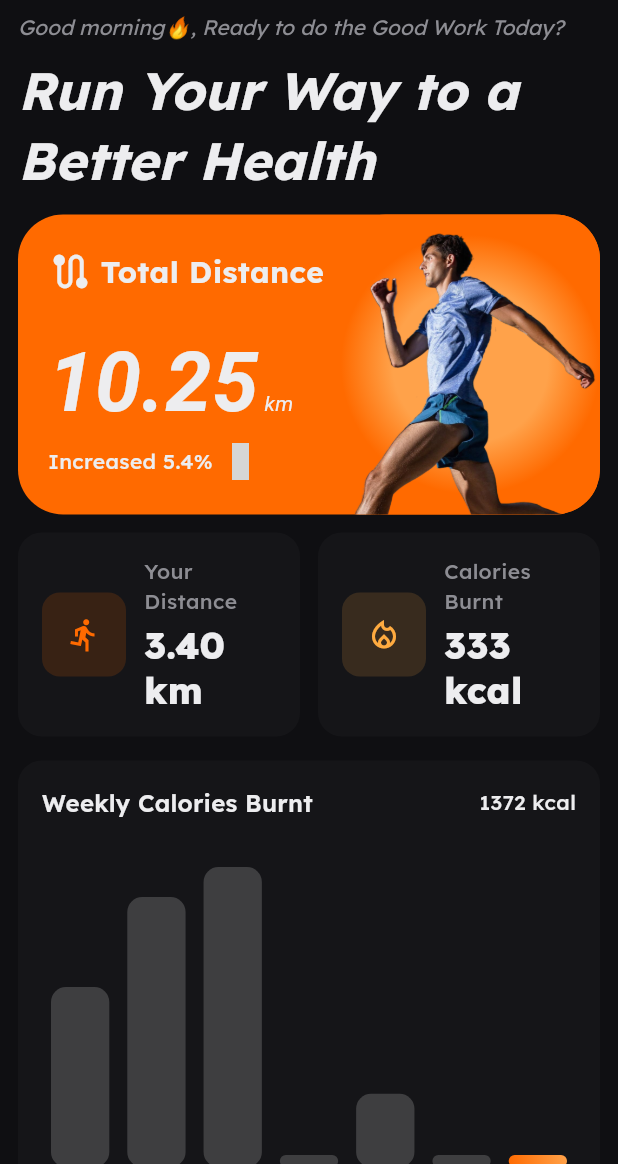
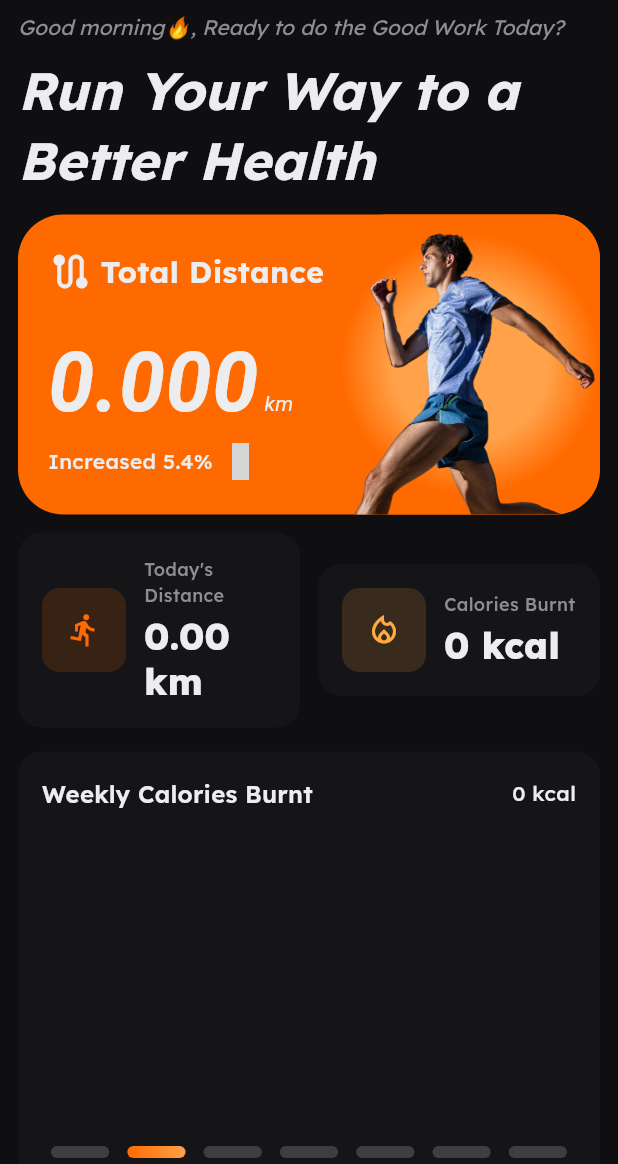
Before and after one commit to Ap00rvx/pacemate, a Flutter app: the ActivityPage screen opened directly, on a phone screen of 412 x 824 dp, the part 72-1236 px from its top. Run offline on Flutter 3.47's test engine with Material 3 defaults, Android fonts, the phone set to English and light mode, and no system bars; our stand-ins replace bloc, dio, equatable, firebase_auth, firebase_core, flutter_bloc and 9 more; accounts and stored records are empty; network calls fail; statements that could not run were skipped; grey boxes are pictures that could not be loaded.

Commit message:
activity tab implementation

```diff
--- a/lib/features/home/presentation/screens/tabs/activity_page.dart
+++ b/lib/features/home/presentation/screens/tabs/activity_page.dart
@@ -1,11 +1,34 @@
 import 'package:flutter/material.dart';
+import 'package:flutter_bloc/flutter_bloc.dart';
 import 'package:pacemate/core/widgets/logo_place.dart';
+import 'package:pacemate/features/activities/presentation/bloc/activity_bloc.dart';
+import 'package:pacemate/features/auth/presentation/bloc/auth_bloc.dart';
 import 'package:pacemate/features/home/presentation/widgets/activity_button.dart';
 import 'package:pacemate/features/home/presentation/widgets/daily_count_section.dart';
 import 'package:pacemate/features/home/presentation/widgets/header.dart';
 
-class ActivityPage extends StatelessWidget {
+class ActivityPage extends StatefulWidget {
   const ActivityPage({super.key});
+
+  @override
+  State<ActivityPage> createState() => _ActivityPageState();
+}
+
+class _ActivityPageState extends State<ActivityPage> {
+  bool _fetched = false;
+
+  @override
+  void didChangeDependencies() {
+    super.didChangeDependencies();
+    if (!_fetched) {
+      _fetched = true;
+      // Load all-time stats and user activities for metrics
+      context.read<ActivityBloc>().add(const FetchStatsEvent(period: 'all'));
+      context.read<ActivityBloc>().add(
+        const FetchUserActivitiesEvent(page: 1, limit: 50),
+      );
+    }
+  }
 
   @override
   Widget build(BuildContext context) {
@@ -20,23 +43,74 @@
           const SizedBox(width: 8),
         ],
       ),
-      body: SingleChildScrollView(
+      body: BlocBuilder<AuthBloc, AuthState>(
+        builder: (context, auth) {
+          return BlocBuilder<ActivityBloc, ActivityState>(
+            builder: (context, act) {
+              final user = auth.user;
+              final totalDistanceKm =
+                  act.stats?.totalDistance ?? user?.totalDistance ?? 0.0;
+
+              final now = DateTime.now();
+              final startOfDay = DateTime(now.year, now.month, now.day);
+              final startOfWeek = startOfDay.subtract(
+                Duration(days: startOfDay.weekday % 7),
+              ); // Sunday start
+              // Aggregate today's distance (km) and calories, and weekly calories
+              double todaysDistanceKm = 0.0;
+              int todaysCalories = 0;
+              final weekCals = List<int>.filled(7, 0);
+
+              for (final a in act.activities) {
+                final d = a.createdAt.toLocal();
+                final isToday =
+                    d.isAfter(startOfDay) || d.isAtSameMomentAs(startOfDay);
+                if (isToday) {
+                  todaysDistanceKm += a.distance / 1000.0;
+                  todaysCalories += a.calories;
+                }
+                // Within this week range?
+                final dayStart = DateTime(d.year, d.month, d.day);
+                final withinWeek =
+                    dayStart.isAfter(
+                      startOfWeek.subtract(const Duration(days: 1)),
+                    ) &&
+                    dayStart.isBefore(startOfWeek.add(const Duration(days: 7)));
+                if (withinWeek) {
+                  final idx = dayStart.weekday % 7; // Sunday=0
+                  weekCals[idx] += a.calories;
+                }
+              }
+
+              // Determine today's index (Sunday=0..Saturday=6)
+              final todayIdx = startOfDay.weekday % 7;
+
+              return SingleChildScrollView(
                 child: Padding(
                   padding: const EdgeInsets.symmetric(horizontal: 12.0),
                   child: Column(
                     spacing: 12,
                     crossAxisAlignment: CrossAxisAlignment.start,
                     children: [
-              HomeHeader(),
-              ActivityButton(),
+                      const HomeHeader(),
+                      ActivityButton(
+                        totalDistanceKm: double.parse(
+                          (totalDistanceKm / 1000).toStringAsFixed(4),
+                        ),
+                      ),
                       DailyCountSection(
-                distanceKm: 3.4,
-                calories: 333,
-                weeklyCalories: [300, 450, 500, 0, 122, 0, 0],
+                        distanceKm: todaysDistanceKm,
+                        calories: todaysCalories,
+                        weeklyCalories: weekCals,
+                        todayIndex: todayIdx,
                       ),
                     ],
                   ),
                 ),
+              );
+            },
+          );
+        },
       ),
     );
   }
--- a/lib/features/home/presentation/widgets/activity_button.dart
+++ b/lib/features/home/presentation/widgets/activity_button.dart
@@ -3,7 +3,8 @@
 import 'package:pacemate/core/theme/app_theme.dart';
 
 class ActivityButton extends StatefulWidget {
-  const ActivityButton({super.key});
+  const ActivityButton({super.key, required this.totalDistanceKm});
+  final double totalDistanceKm;
 
   @override
   State<ActivityButton> createState() => _ActivityButtonState();
@@ -35,7 +36,7 @@
                 child: Column(
                   mainAxisAlignment: MainAxisAlignment.spaceBetween,
                   crossAxisAlignment: CrossAxisAlignment.start,
-                  children: const [
+                  children: [
                     Row(
                       spacing: 5,
                       mainAxisAlignment: MainAxisAlignment.start,
@@ -46,7 +47,7 @@
                           size: 30,
                           color: AppTheme.onBg,
                         ),
-                        Text(
+                        const Text(
                           'Total Distance',
                           style: TextStyle(
                             color: AppTheme.onBg,
@@ -59,7 +60,7 @@
                     const SizedBox(height: 20),
                     Text.rich(
                       TextSpan(
-                        text: '10.25',
+                        text: widget.totalDistanceKm.toStringAsFixed(3),
                         style: TextStyle(
                           color: AppTheme.onBg,
                           fontSize: 55,
@@ -79,7 +80,7 @@
                       ),
                     ),
 
-                    Row(
+                    const Row(
                       spacing: 6,
                       mainAxisSize: MainAxisSize.min,
                       children: [
--- a/lib/features/home/presentation/widgets/daily_count_section.dart
+++ b/lib/features/home/presentation/widgets/daily_count_section.dart
@@ -37,7 +37,7 @@
           children: [
             Expanded(
               child: _MetricCard(
-                title: 'Your Distance',
+                title: 'Today\'s Distance',
                 value: '${distanceKm.toStringAsFixed(2)} km',
                 icon: Icons.directions_run_outlined,
                 color: cs.primary,
@@ -118,6 +118,7 @@
                   title,
                   style: theme.textTheme.bodyMedium?.copyWith(
                     color: AppTheme.muted,
+                    fontSize: 12,
                   ),
                 ),
                 const SizedBox(height: 4),
```
Lines whose indentation alone changed are shown as unchanged.
